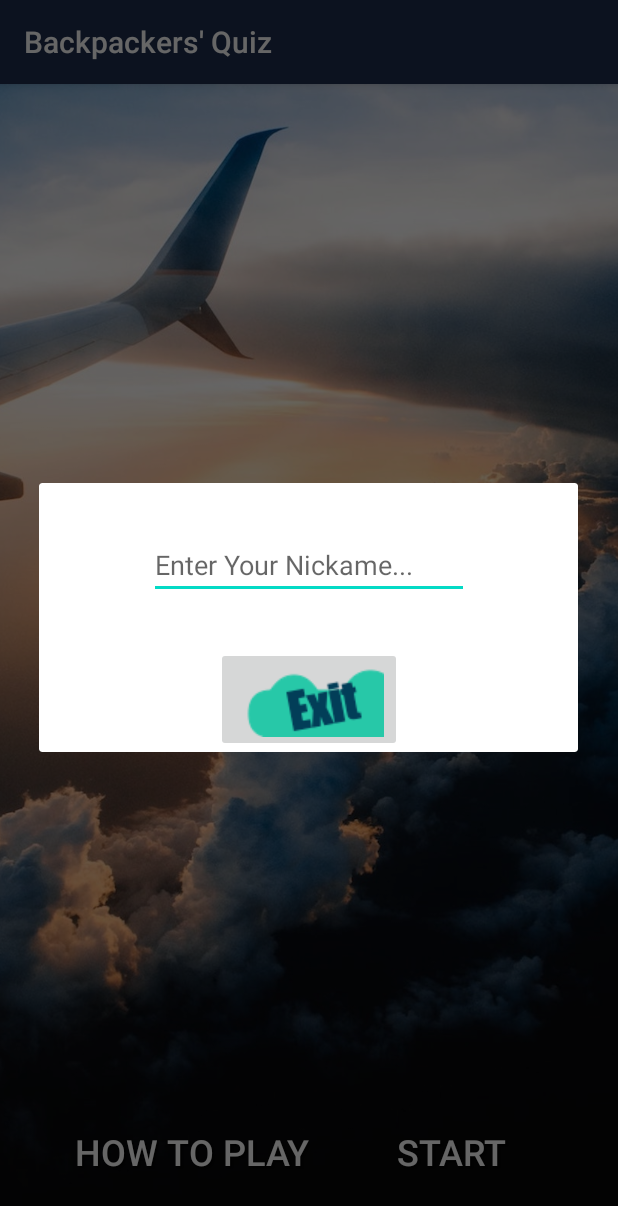
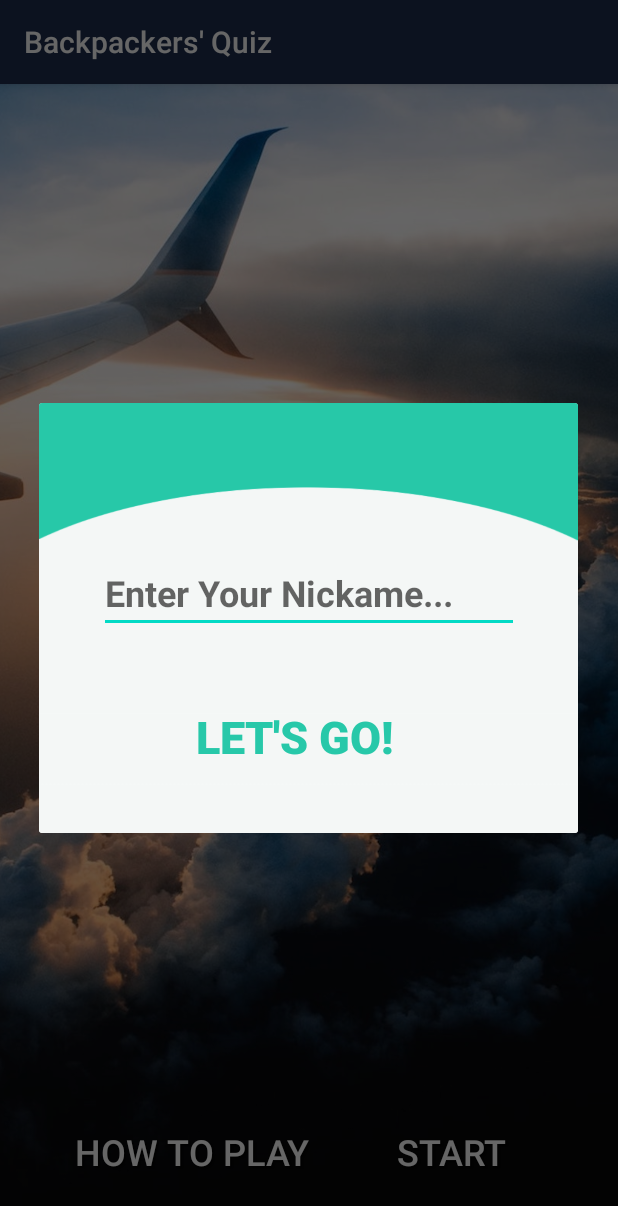
Before and after one commit to jjtsai0907/jjExamApp, an Android app: the screen it shows after launch (MainActivity), after a tap on "START", on a phone screen of 412 x 824 dp. Shown: the top 1206 px of the screen. Run offline under Robolectric (Android 15) with nearby library versions, the phone set to English and light mode, and no system bars; Roboto replaces fonts that are not available here.

```diff
--- a/app/src/main/java/com/example/examapp/MainActivity.kt
+++ b/app/src/main/java/com/example/examapp/MainActivity.kt
@@ -129,7 +129,7 @@ class MainActivity : AppCompatActivity() {
 
 
             startActivity(intent)
-        },3500)
+        },2050)
     }
 
     fun playAgain (view: View){
--- a/app/src/main/java/com/example/examapp/NationClass.kt
+++ b/app/src/main/java/com/example/examapp/NationClass.kt
@@ -3,7 +3,8 @@ package com.example.examapp
 class NationClass (val nation: String,
                    val ticketFare: Int,
                    val nationTicket: Int = R.drawable.jj,
-                   //val nationPostcard: Int = R.drawable.norway,
                    var questionClassList: MutableList<QuestionClass>,
                    var purchased: Boolean = false,
-                   var front_side: Boolean = true, val nationCode: String = "TW")
+                   var front_side: Boolean = true,
+                   val nationCode: String = "TW",
+                   val nationPostcard: Int = R.drawable.usapost)
--- a/app/src/main/java/com/example/examapp/ShoppingActivity.kt
+++ b/app/src/main/java/com/example/examapp/ShoppingActivity.kt
@@ -70,6 +70,7 @@ class ShoppingActivity : AppCompatActivity(), NationListRecycleAdapter.OnItemCli
         var intent = Intent(this, QuestionActivity::class.java)
         intent.putExtra("TICKET_CLICKED_POSITION", ticketClickedPosition)
         setResult(111,intent)
+
         finish()
     }
 
@@ -77,9 +78,6 @@ class ShoppingActivity : AppCompatActivity(), NationListRecycleAdapter.OnItemCli
     // These are Interface functions, to control over RecyclerView from ShoppingActivity
     @SuppressLint("SetTextI18n")
     override fun onClick(int: Int) {
-
-
-
         ticketClickedPosition = int
 
         if (DataManager.wallet >= DataManager.nations[ticketClickedPosition].ticketFare) {
--- /dev/null
+++ b/app/src/main/res/drawable/ic_check.xml
@@ -0,0 +1,5 @@
+<vector android:height="24dp" android:tint="#023E58"
+    android:viewportHeight="24" android:viewportWidth="24"
+    android:width="24dp" xmlns:android="http://schemas.android.com/apk/res/android">
+    <path android:fillColor="@android:color/white" android:pathData="M12.45,16h2.09L9.43,3L7.57,3L2.46,16h2.09l1.12,-3h5.64l1.14,3zM6.43,11L8.5,5.48 10.57,11L6.43,11zM21.59,11.59l-8.09,8.09L9.83,16l-1.41,1.41 5.09,5.09L23,13l-1.41,-1.41z"/>
+</vector>
--- a/app/src/main/res/drawable/ic_landing.xml
+++ b/app/src/main/res/drawable/ic_landing2.xml
@@ -1,4 +1,4 @@
-<vector android:height="24dp" android:tint="#27C8A9"
+<vector android:height="24dp" android:tint="#023E58"
     android:viewportHeight="24" android:viewportWidth="24"
     android:width="24dp" xmlns:android="http://schemas.android.com/apk/res/android">
     <path android:fillColor="@android:color/white" android:pathData="M2.5,19h19v2h-19V19zM19.34,15.85c0.8,0.21 1.62,-0.26 1.84,-1.06c0.21,-0.8 -0.26,-1.62 -1.06,-1.84l-5.31,-1.42l-2.76,-9.02L10.12,2v8.28L5.15,8.95L4.22,6.63L2.77,6.24v5.17L19.34,15.85z"/>
--- /dev/null
+++ b/app/src/main/res/drawable/ic_money_dark.xml
@@ -0,0 +1,5 @@
+<vector android:height="24dp" android:tint="#023E58"
+    android:viewportHeight="24" android:viewportWidth="24"
+    android:width="24dp" xmlns:android="http://schemas.android.com/apk/res/android">
+    <path android:fillColor="@android:color/white" android:pathData="M12,2C6.48,2 2,6.48 2,12s4.48,10 10,10 10,-4.48 10,-10S17.52,2 12,2zM13.41,18.09L13.41,20h-2.67v-1.93c-1.71,-0.36 -3.16,-1.46 -3.27,-3.4h1.96c0.1,1.05 0.82,1.87 2.65,1.87 1.96,0 2.4,-0.98 2.4,-1.59 0,-0.83 -0.44,-1.61 -2.67,-2.14 -2.48,-0.6 -4.18,-1.62 -4.18,-3.67 0,-1.72 1.39,-2.84 3.11,-3.21L10.74,4h2.67v1.95c1.86,0.45 2.79,1.86 2.85,3.39L14.3,9.34c-0.05,-1.11 -0.64,-1.87 -2.22,-1.87 -1.5,0 -2.4,0.68 -2.4,1.64 0,0.84 0.65,1.39 2.67,1.91s4.18,1.39 4.18,3.91c-0.01,1.83 -1.38,2.83 -3.12,3.16z"/>
+</vector>
--- a/app/src/main/res/layout/enter_name_dialog.xml
+++ b/app/src/main/res/layout/enter_name_dialog.xml
@@ -3,31 +3,42 @@
     xmlns:app="http://schemas.android.com/apk/res-auto"
     xmlns:tools="http://schemas.android.com/tools"
     android:layout_width="match_parent"
-    android:layout_height="wrap_content">
+    android:layout_height="wrap_content"
+    android:background="@drawable/finishbg">
 
     <EditText
         android:id="@+id/nameEditText"
         android:layout_width="wrap_content"
         android:layout_height="wrap_content"
-        android:layout_marginTop="32dp"
+        android:layout_marginTop="100dp"
         android:ems="10"
         android:hint="Enter Your Nickame..."
         android:inputType="textPersonName"
+        android:textSize="24sp"
+        android:textStyle="bold"
         app:layout_constraintEnd_toEndOf="parent"
-        app:layout_constraintHorizontal_bias="0.5"
         app:layout_constraintStart_toStartOf="parent"
         app:layout_constraintTop_toTopOf="parent" />
 
-    <ImageButton
+    <Button
         android:id="@+id/nameButton"
         android:layout_width="wrap_content"
         android:layout_height="wrap_content"
-        android:layout_marginTop="32dp"
+        android:layout_marginTop="45dp"
+        android:layout_marginBottom="40dp"
+        android:background="#00FFFFFF"
+        android:backgroundTint="#00FFFFFF"
         android:onClick="startGame"
-        app:layout_constraintEnd_toEndOf="parent"
-        app:layout_constraintHorizontal_bias="0.5"
-        app:layout_constraintStart_toStartOf="parent"
+        android:text="Let's Go!"
+        android:textColor="#27C8A9"
+        android:textSize="30sp"
+        android:textStyle="bold"
+        app:layout_constraintBottom_toBottomOf="parent"
+        app:layout_constraintEnd_toEndOf="@+id/nameEditText"
+        app:layout_constraintHorizontal_bias="0.431"
+        app:layout_constraintStart_toStartOf="@+id/nameEditText"
         app:layout_constraintTop_toBottomOf="@+id/nameEditText"
-        app:srcCompat="@drawable/exit" />
+        app:layout_constraintVertical_bias="0.0"
+        app:srcCompat="@drawable/letsgo2" />
 
 </androidx.constraintlayout.widget.ConstraintLayout>
--- a/app/src/main/res/layout/finish_dialog.xml
+++ b/app/src/main/res/layout/finish_dialog.xml
@@ -16,7 +16,7 @@
         app:layout_constraintEnd_toEndOf="parent"
         app:layout_constraintStart_toStartOf="parent"
         app:layout_constraintTop_toTopOf="parent"
-        app:srcCompat="@drawable/finiex" />
+        app:srcCompat="@drawable/ic_check" />
 
     <TextView
         android:id="@+id/finishTextView"
@@ -40,7 +40,7 @@
         android:layout_marginEnd="60dp"
         app:layout_constraintEnd_toStartOf="@+id/centerButton"
         app:layout_constraintTop_toTopOf="parent"
-        app:srcCompat="@drawable/left" />
+        app:srcCompat="@drawable/ic_money_dark" />
 
     <ImageView
         android:id="@+id/rightButton"
@@ -50,7 +50,7 @@
         android:layout_marginTop="92dp"
         app:layout_constraintStart_toEndOf="@+id/centerButton"
         app:layout_constraintTop_toTopOf="parent"
-        app:srcCompat="@drawable/right" />
+        app:srcCompat="@drawable/ic_landing2" />
 
     <ImageButton
         android:id="@+id/again"
--- a/app/src/main/res/menu/main.xml
+++ b/app/src/main/res/menu/main.xml
@@ -8,11 +8,11 @@
         />
 
     <item android:id="@+id/finish"
-        android:title="Finish the Game"
+        android:title="Finish"
         />
 
     <item android:id="@+id/restart"
-        android:title="Restart " />
+        android:title="Restart" />
 
     <item
         android:id="@+id/about"
--- a/app/src/main/res/values/styles.xml
+++ b/app/src/main/res/values/styles.xml
@@ -5,10 +5,9 @@
         <item name="colorPrimary">#1d2c4d</item>
         <item name="colorPrimaryDark">#0e1626</item>
         <item name="colorAccent">@color/colorAccent</item>
-        <item name="android:itemBackground">#6C8EA2</item>// OptionsMenu Background Colour
-        <item name="android:actionMenuTextColor">#10DD32</item> // Do nothing
-        <item name="android:actionMenuTextAppearance">@color/colorAccent</item> // Nothing
-        <item name="actionMenuTextColor">@android:color/holo_green_light</item> // Nothing
+        <item name="android:itemBackground">#084163</item>// OptionsMenu Background Colour
+        <item name="android:itemTextAppearance"> @style/TextAppearance.AppCompat.Medium.Inverse </item>
+
     </style>
 
 </resources>
```
Also changed, not shown: app/src/main/java/com/example/examapp/FinishDialog.kt (+24 -24 lines), app/src/main/java/com/example/examapp/NationListRecycleAdapter.kt (+8 -3 lines), app/src/main/java/com/example/examapp/ProgressDialog.kt (+32 -34 lines), app/src/main/java/com/example/examapp/QuestionActivity.kt (+15 -16 lines), app/src/main/res/layout/progress_dialog.xml (+48 -53 lines), app/src/main/res/drawable/letsgo.png (added), app/src/main/res/drawable/letsgo2.png (added), app/src/main/res/drawable/namebg.png (added), app/src/main/res/drawable/namebg2.png (added), app/src/main/res/drawable/usapost.png (added).
